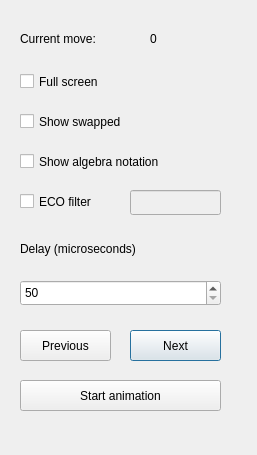
First picture: the form in dialog.ui, repository dagmarhofman/fastChess, before the edit.
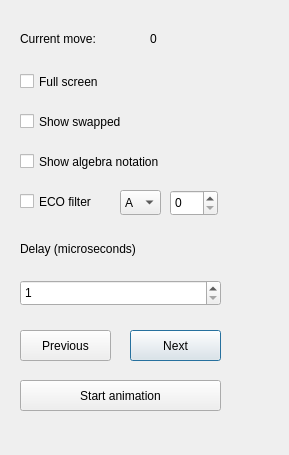
Second picture: the form after the edit.

The edit to the form file:
```diff
--- a/dialog.ui
+++ b/dialog.ui
@@ -6,7 +6,7 @@
    <rect>
     <x>0</x>
     <y>0</y>
-    <width>257</width>
+    <width>289</width>
     <height>455</height>
    </rect>
   </property>
@@ -114,7 +114,7 @@
     </rect>
    </property>
    <property name="minimum">
-    <number>50</number>
+    <number>1</number>
    </property>
    <property name="maximum">
     <number>50000</number>
@@ -152,19 +152,6 @@
     <string>Full screen</string>
    </property>
   </widget>
-  <widget class="QLineEdit" name="lineEdit">
-   <property name="enabled">
-    <bool>false</bool>
-   </property>
-   <property name="geometry">
-    <rect>
-     <x>130</x>
-     <y>190</y>
-     <width>91</width>
-     <height>25</height>
-    </rect>
-   </property>
-  </widget>
   <widget class="QCheckBox" name="checkBox_5">
    <property name="geometry">
     <rect>
@@ -178,6 +165,51 @@
     <string>ECO filter</string>
    </property>
   </widget>
+  <widget class="QComboBox" name="comboBox">
+   <property name="geometry">
+    <rect>
+     <x>120</x>
+     <y>190</y>
+     <width>41</width>
+     <height>25</height>
+    </rect>
+   </property>
+   <item>
+    <property name="text">
+     <string>A</string>
+    </property>
+   </item>
+   <item>
+    <property name="text">
+     <string>B</string>
+    </property>
+   </item>
+   <item>
+    <property name="text">
+     <string>C</string>
+    </property>
+   </item>
+   <item>
+    <property name="text">
+     <string>D</string>
+    </property>
+   </item>
+   <item>
+    <property name="text">
+     <string>E</string>
+    </property>
+   </item>
+  </widget>
+  <widget class="QSpinBox" name="spinBox_2">
+   <property name="geometry">
+    <rect>
+     <x>170</x>
+     <y>190</y>
+     <width>48</width>
+     <height>26</height>
+    </rect>
+   </property>
+  </widget>
  </widget>
  <resources/>
  <connections/>
```
